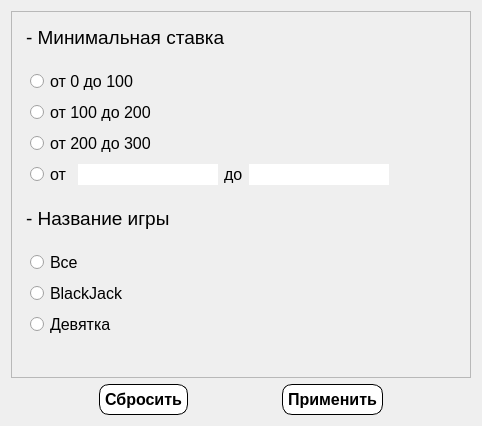
Old version of the form Gui/Filters/Admin/f_table.ui in the repository MyEdit/Casino_Client.
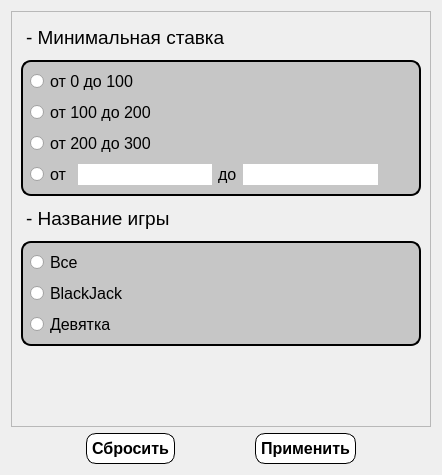
New version of the form.

```diff
--- a/Gui/Filters/Admin/f_table.ui
+++ b/Gui/Filters/Admin/f_table.ui
@@ -6,8 +6,8 @@
    <rect>
     <x>0</x>
     <y>0</y>
-    <width>482</width>
-    <height>426</height>
+    <width>442</width>
+    <height>475</height>
    </rect>
   </property>
   <property name="windowTitle">
@@ -27,8 +27,8 @@
        <rect>
         <x>0</x>
         <y>0</y>
-        <width>448</width>
-        <height>378</height>
+        <width>422</width>
+        <height>413</height>
        </rect>
       </property>
       <layout class="QVBoxLayout" name="verticalLayout_2">
@@ -60,7 +60,7 @@
        <item>
         <widget class="QWidget" name="categoryMinBet" native="true">
          <property name="styleSheet">
-          <string notr="true">#categotyMinBet
+          <string notr="true">#categoryMinBet
 {
     border: 2px solid black; 
     border-radius: 10px;
@@ -209,7 +209,7 @@
        <item>
         <widget class="QWidget" name="categoryNameGame" native="true">
          <property name="styleSheet">
-          <string notr="true">#categotyNameGame
+          <string notr="true">#categoryNameGame
 {
     border: 2px solid black; 
     border-radius: 10px;
@@ -238,9 +238,6 @@
               <pointsize>12</pointsize>
              </font>
             </property>
-            <property name="styleSheet">
-             <string notr="true">color: black</string>
-            </property>
             <property name="text">
              <string>BlackJack</string>
             </property>
@@ -255,7 +252,7 @@
              </font>
             </property>
             <property name="styleSheet">
-             <string notr="true">color: black</string>
+             <string notr="true"/>
             </property>
             <property name="text">
              <string>Девятка</string>
```
Left out of the diff: 7 changed lines with no effect on the pictures.
